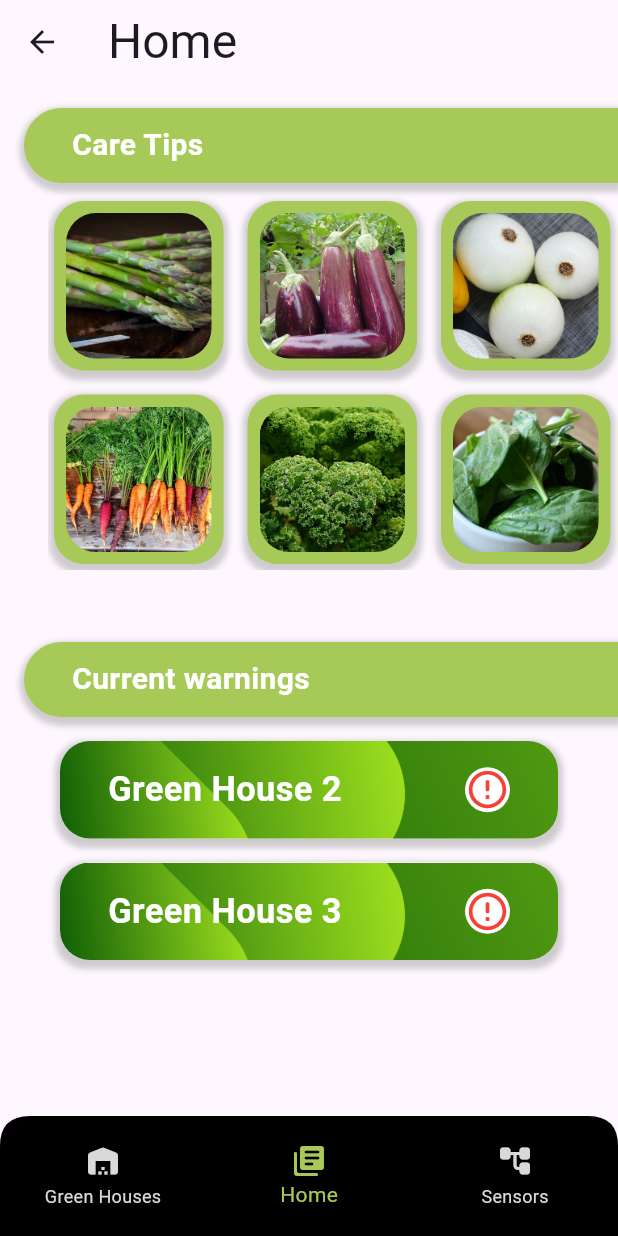
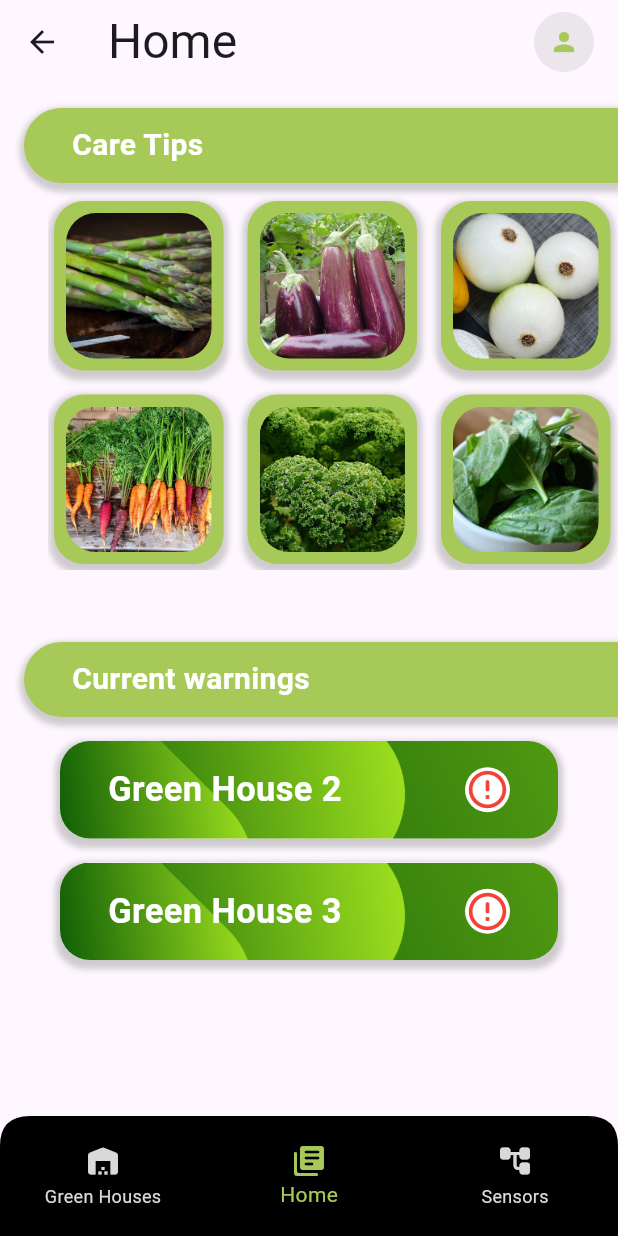
Before and after one commit to CRObite/green_controll, a Flutter app: the Application screen opened by its route, on a phone screen of 412 x 824 dp. Run offline on Flutter 3.47's test engine with Material 3 defaults, Android fonts, the phone set to English and light mode, and no system bars; our stand-ins replace bloc, dio, flutter_bloc, google_fonts, shared_preferences; accounts and stored records are empty; network calls fail.

Commit message:
some changes

```diff
--- a/lib/config/SharedPreferencesOperator.dart
+++ b/lib/config/SharedPreferencesOperator.dart
@@ -1,5 +1,6 @@
 
 import 'package:shared_preferences/shared_preferences.dart';
+
 
 class SharedPreferencesOperator {
   static const String keyOnBoardStatus = 'onBoardStatus';
--- /dev/null
+++ b/lib/data/repository/arduino_repository.dart
@@ -0,0 +1,3 @@
+class ArduinoRepository {
+
+}
--- /dev/null
+++ b/lib/domain/current_user.dart
@@ -0,0 +1,5 @@
+import 'package:green_control/domain/user/user.dart';
+
+class CurrentUser{
+  static User? currentUser;
+}
--- a/lib/domain/user/user.dart
+++ b/lib/domain/user/user.dart
@@ -12,7 +12,6 @@ class User{
   String? email;
 
 
-
   User(this.userId, this.firstname, this.lastname, this.email, this.token);
 
   factory User.fromJson(Map<String, dynamic> json) => _$UserFromJson(json);
--- a/lib/presentation/Application.dart
+++ b/lib/presentation/Application.dart
@@ -1,10 +1,16 @@
+import 'dart:typed_data';
+
 import 'package:flutter/material.dart';
 import 'package:google_fonts/google_fonts.dart';
+import 'package:green_control/data/repository/file_store_repository.dart';
+import 'package:green_control/domain/current_user.dart';
 import 'package:green_control/presentation/GreenHousePages/GreenHousePage.dart';
 import 'package:green_control/presentation/HomePage.dart';
 import 'package:green_control/presentation/SensorPages/SensorPage.dart';
 import 'package:green_control/presentation/Widgets/BottomNavBarClipper.dart';
 import 'package:green_control/util/AppColors.dart';
+import 'package:green_control/util/AppImage.dart';
+
 
 class Application extends StatefulWidget {
   const Application({super.key});
@@ -15,6 +21,29 @@ class Application extends StatefulWidget {
 
 class _ApplicationState extends State<Application> {
   int _currentIndex = 1;
+  Uint8List? bytes;
+
+  @override
+  void initState() {
+    if(CurrentUser.currentUser == null){
+      Navigator.pushReplacementNamed(context, '/');
+    }
+
+    getBytes();
+
+    super.initState();
+  }
+
+  void getBytes() async {
+
+    Uint8List? response = await downloadFile(CurrentUser.currentUser!.token, '65e1bc44a78f8d5755253076');
+    setState(() {
+      bytes = response;
+    });
+
+  }
+
+
 
 
   final List<Widget> _parts = [
@@ -42,7 +71,29 @@ class _ApplicationState extends State<Application> {
           GoogleFonts.ribeyeMarrow(
               textStyle:TextStyle(fontSize: 32)
           )
-        )
+        ),
+        actions: [
+          GestureDetector(
+            onTap: (){
+
+              Navigator.pushReplacementNamed(context, '/');
+            },
+            child: Container(
+              margin: EdgeInsets.only(right: 16),
+              child: bytes!= null ?
+              CircleAvatar(
+                radius: 20,
+                backgroundImage: MemoryImage(bytes!),
+              ):
+              CircleAvatar(
+                radius: 20,
+                backgroundColor: Colors.grey.withOpacity(0.2),
+                child: Icon(Icons.person, size: 20, color: AppColors.greenColor),
+              ),
+            ),
+
+          ),
+        ],
       ),
       body: _parts[_currentIndex],
       bottomNavigationBar: SizedBox(
--- a/lib/presentation/AuthorizationPages/LoginPage.dart
+++ b/lib/presentation/AuthorizationPages/LoginPage.dart
@@ -69,7 +69,7 @@ class _LoginFormState extends State<LoginForm> {
     return BlocListener<LoginBloc,LoginState>(
         listener: (context,state){
           if (state is LoginSuccess) {
-            Navigator.of(context).pushReplacementNamed('/home');
+            Navigator.of(context).pushReplacementNamed('/app');
           }
         },
       child: BlocBuilder<LoginBloc,LoginState>(
--- a/lib/presentation/AuthorizationPages/login_bloc/login_bloc.dart
+++ b/lib/presentation/AuthorizationPages/login_bloc/login_bloc.dart
@@ -1,5 +1,6 @@
 import 'package:flutter_bloc/flutter_bloc.dart';
 import 'package:green_control/config/validation.dart';
+import 'package:green_control/domain/current_user.dart';
 import 'package:meta/meta.dart';
 
 import '../../../config/custom_exeption.dart';
@@ -20,6 +21,7 @@ class LoginBloc extends Bloc<LoginEvent, LoginState> {
         try {
           final user = await loginUser(event.email, event.password);
           if (user != null) {
+            CurrentUser.currentUser = user;
             emit(LoginSuccess(user: user));
           }
         } catch (e) {
--- a/lib/presentation/PasswordRecoveryPages/email_filling_bloc/email_filling_bloc.dart
+++ b/lib/presentation/PasswordRecoveryPages/email_filling_bloc/email_filling_bloc.dart
@@ -28,7 +28,7 @@ class EmailFillingBloc extends Bloc<EmailFillingEvent, EmailFillingState> {
           print(e);
           if (e is Exception) {
             CustomException customException = CustomException.fromDioException(e);
-            print(customException.message);
+            print(customException.name);
 
             emit(EmailFillingError(errorMessage: customException.message));
           }
```
Also changed, not shown: lib/config/SetBytes.dart (added, +26 -0 lines), lib/config/custom_exeption.dart (+8 -18 lines), lib/data/repository/auth_repository.dart (+4 -28 lines), lib/data/repository/file_store_repository.dart (added, +32 -0 lines), lib/data/repository/greenhouse_repository.dart (added, +52 -0 lines), lib/data/repository/plants_repository.dart (+29 -27 lines), lib/util/AppUrl.dart (+11 -2 lines).
